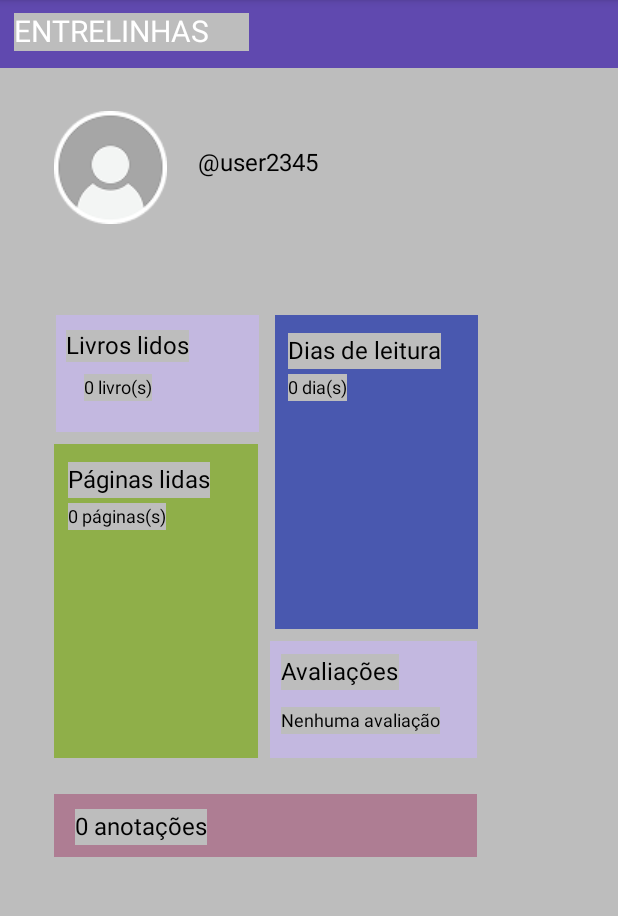
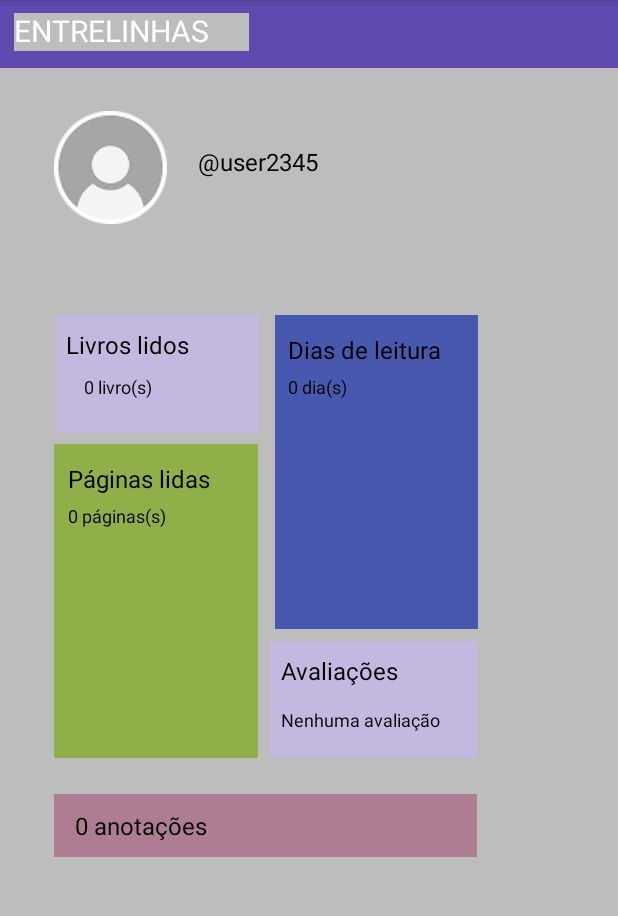
Before and after one commit to YasmimRap0S0/DDM_NATIVO_2025.1, an Android app: the PaginaUser1 screen opened directly, with no data from a screen before it, on a phone screen of 412 x 824 dp, the part 84-1000 px from its top. Run offline under Robolectric (Android 15) with nearby library versions, the phone set to English and light mode, and no system bars.

Commit message:
controller cadastro, adicionando algumas transições e usando o username na tela do usuario

```diff
--- a/app/src/main/java/com/example/ddm_nativo_20242/PaginaUser1.java
+++ b/app/src/main/java/com/example/ddm_nativo_20242/PaginaUser1.java
@@ -1,20 +1,35 @@
 package com.example.ddm_nativo_20242;
 
 import android.os.Bundle;
-
+import android.widget.TextView;
 import androidx.activity.EdgeToEdge;
 import androidx.appcompat.app.AppCompatActivity;
 import androidx.core.graphics.Insets;
 import androidx.core.view.ViewCompat;
 import androidx.core.view.WindowInsetsCompat;
+import android.widget.TextView;
 
 public class PaginaUser1 extends AppCompatActivity {
+    // Declare a variável como campo da classe
+    private TextView usernameTextView;
 
     @Override
     protected void onCreate(Bundle savedInstanceState) {
         super.onCreate(savedInstanceState);
         EdgeToEdge.enable(this);
         setContentView(R.layout.pagina_inicial);
+
+        // Inicializa o TextView
+        usernameTextView = findViewById(R.id.textUsername);
+
+        // Obtém o username passado da tela de login
+        String username = getIntent().getStringExtra("USERNAME");
+
+        // Define o texto no TextView
+        if (username != null) {
+            usernameTextView.setText("@" + username); // Adiciona o @ antes do nome
+        }
+
         ViewCompat.setOnApplyWindowInsetsListener(findViewById(R.id.pagina_inicial_do_user), (v, insets) -> {
             Insets systemBars = insets.getInsets(WindowInsetsCompat.Type.systemBars());
             v.setPadding(systemBars.left, systemBars.top, systemBars.right, systemBars.bottom);
--- a/app/src/main/res/layout/activity_tela_cadastro.xml
+++ b/app/src/main/res/layout/activity_tela_cadastro.xml
@@ -23,6 +23,7 @@
         android:text="Registre-se"
         android:textColor="#4958AF"
         android:textSize="32sp"
+        android:background="#FFFFFF"
         android:textStyle="bold" />
 
     <EditText
@@ -76,9 +77,11 @@
         android:layout_marginBottom="60dp"
         android:text="Esqueceu sua senha?"
         android:textColor="#8790AF"
+        android:background="#FFFFFF"
         android:textSize="14sp" />
 
     <Button
+        android:id="@+id/buttonCadastrar"
         android:layout_width="140dp"
         android:layout_height="wrap_content"
         android:layout_gravity="center"
@@ -95,6 +98,7 @@
         android:layout_gravity="center"
         android:text="Já tem uma conta conta? Faça login"
         android:textColor="#5C54A5"
+        android:background="#FFFFFF"
         android:textSize="14sp" />
 
 </LinearLayout>
--- a/app/src/main/res/layout/activity_tela_main.xml
+++ b/app/src/main/res/layout/activity_tela_main.xml
@@ -24,6 +24,7 @@
         android:layout_marginLeft="35dp"
         android:text="ENTRELINHAS"
         android:textColor="#FFFFFF"
+        android:background="@android:color/transparent"
         android:textSize="32sp"
         android:textStyle="bold" />
 </RelativeLayout>
--- a/app/src/main/res/layout/pagina_inicial.xml
+++ b/app/src/main/res/layout/pagina_inicial.xml
@@ -40,6 +40,7 @@
         android:src="@drawable/iconprofile" />
 
     <TextView
+        android:id="@+id/textUsername"
         android:layout_width="wrap_content"
         android:layout_height="21dp"
         android:layout_marginLeft="132dp"
@@ -93,6 +94,7 @@
         android:maxLines="1"
         android:singleLine="true"
         android:text="Livros lidos"
+        android:background="@android:color/transparent"
         android:textColor="#FF000000"
         android:textSize="16dp" />
 
@@ -106,6 +108,7 @@
         android:includeFontPadding="false"
         android:maxLines="1"
         android:singleLine="true"
+        android:background="@android:color/transparent"
         android:text="0 livro(s)"
         android:textColor="#FF000000"
         android:textSize="12dp" />
@@ -121,6 +124,7 @@
         android:maxLines="1"
         android:singleLine="true"
         android:text="Dias de leitura"
+        android:background="@android:color/transparent"
         android:textColor="#FF000000"
         android:textSize="16dp" />
 
@@ -134,6 +138,7 @@
         android:includeFontPadding="false"
         android:maxLines="1"
         android:singleLine="true"
+        android:background="@android:color/transparent"
         android:text="0 dia(s)"
         android:textColor="#FF000000"
         android:textSize="12dp" />
@@ -158,6 +163,7 @@
         android:maxLines="1"
         android:singleLine="true"
         android:text="Páginas lidas"
+        android:background="@android:color/transparent"
         android:textColor="#FF000000"
         android:textSize="16dp" />
 
@@ -172,6 +178,7 @@
         android:maxLines="1"
         android:singleLine="true"
         android:text="0 páginas(s)"
+        android:background="@android:color/transparent"
         android:textColor="#FF000000"
         android:textSize="12dp" />
 
@@ -196,6 +203,7 @@
         android:maxLines="1"
         android:singleLine="true"
         android:text="Avaliações"
+        android:background="@android:color/transparent"
         android:textColor="#FF000000"
         android:textSize="16dp" />
 
@@ -210,6 +218,7 @@
         android:maxLines="1"
         android:singleLine="true"
         android:text="Nenhuma avaliação"
+        android:background="@android:color/transparent"
         android:textColor="#FF000000"
         android:textSize="12dp" />
 
@@ -228,6 +237,7 @@
         android:maxLines="1"
         android:singleLine="true"
         android:text="0 anotações"
+        android:background="@android:color/transparent"
         android:textColor="#FF000000"
         android:textSize="16dp" />
 
```
Also changed, not shown: app/src/main/java/com/example/ddm_nativo_20242/TelaCadastro.java (+42 -2 lines), app/src/main/java/com/example/ddm_nativo_20242/TelaLogin.java (+19 -3 lines), app/src/main/res/layout/activity_tela_login.xml (+7 -2 lines).
